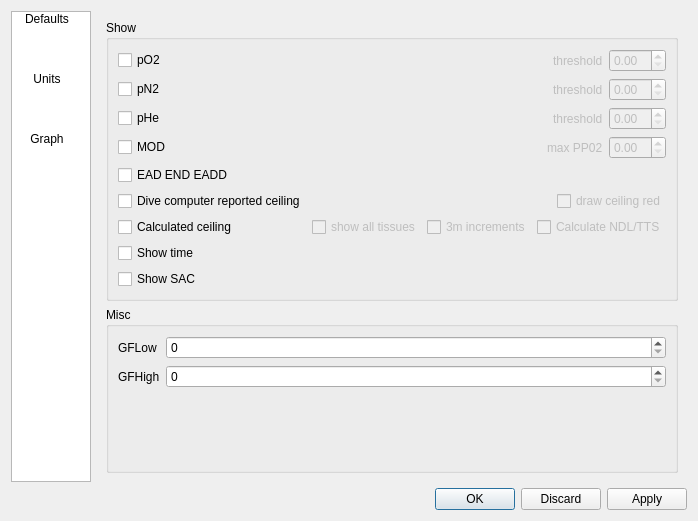
This is qt-ui/preferences.ui in subsurface/subsurface as Qt 5 draws it before an edit. The edited form follows.
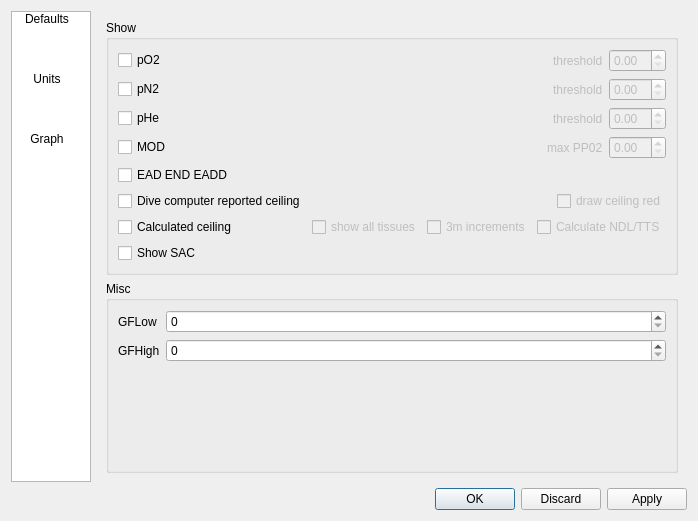
This is the edited form. The open tabs and pages were chosen to show the change. Icons and pictures are not drawn.

What changed in the file:
```diff
--- a/qt-ui/preferences.ui
+++ b/qt-ui/preferences.ui
@@ -723,17 +723,6 @@
               </item>
              </layout>
             </item>
-            <item>
-             <layout class="QHBoxLayout" name="horizontalLayout_11">
-              <item>
-               <widget class="QCheckBox" name="show_time">
-                <property name="text">
-                 <string>Show time</string>
-                </property>
-               </widget>
-              </item>
-             </layout>
-            </item>
             <item>
              <layout class="QHBoxLayout" name="horizontalLayout_11b">
               <item>
```
